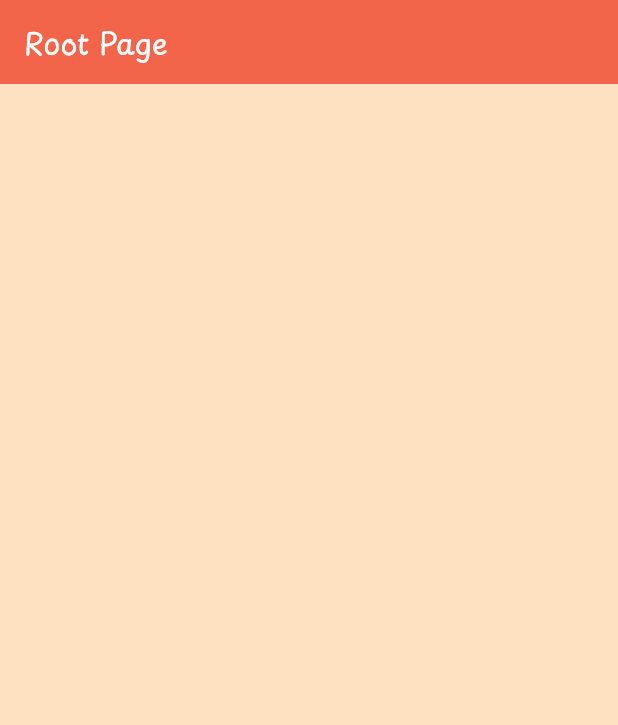
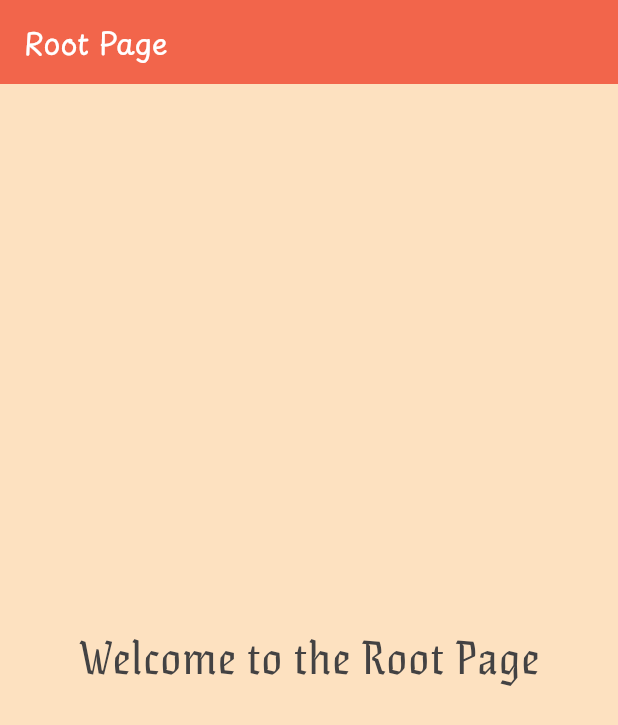
Before and after one commit to danieldcastro/secret_hitler_companion, a Flutter app: the screen it shows after launch, on a phone screen of 412 x 824 dp. Shown: the top 725 px of the screen. Run offline on Flutter 3.47's test engine with Material 3 defaults, Android fonts, the phone set to English and light mode, and no system bars; our stand-ins replace flutter_bloc, flutter_modular; project files that could hold a hidden picture were left out.

Commit message:
refactor: Atualiza o layout da RootPage para exibir mensagem de boas-vindas com estilo aprimorado

```diff
--- a/lib/modules/root/views/root_page.dart
+++ b/lib/modules/root/views/root_page.dart
@@ -7,6 +7,11 @@ class RootPage extends StatelessWidget {
   @override
   Widget build(BuildContext context) => Scaffold(
     appBar: AppBar(title: const Text('Root Page')),
-    body: Container(child: Text('', style: AppTextStyles.bodyText1())),
+    body: Center(
+      child: Text(
+        'Welcome to the Root Page',
+        style: AppTextStyles.headlineLarge(),
+      ),
+    ),
   );
 }
```
